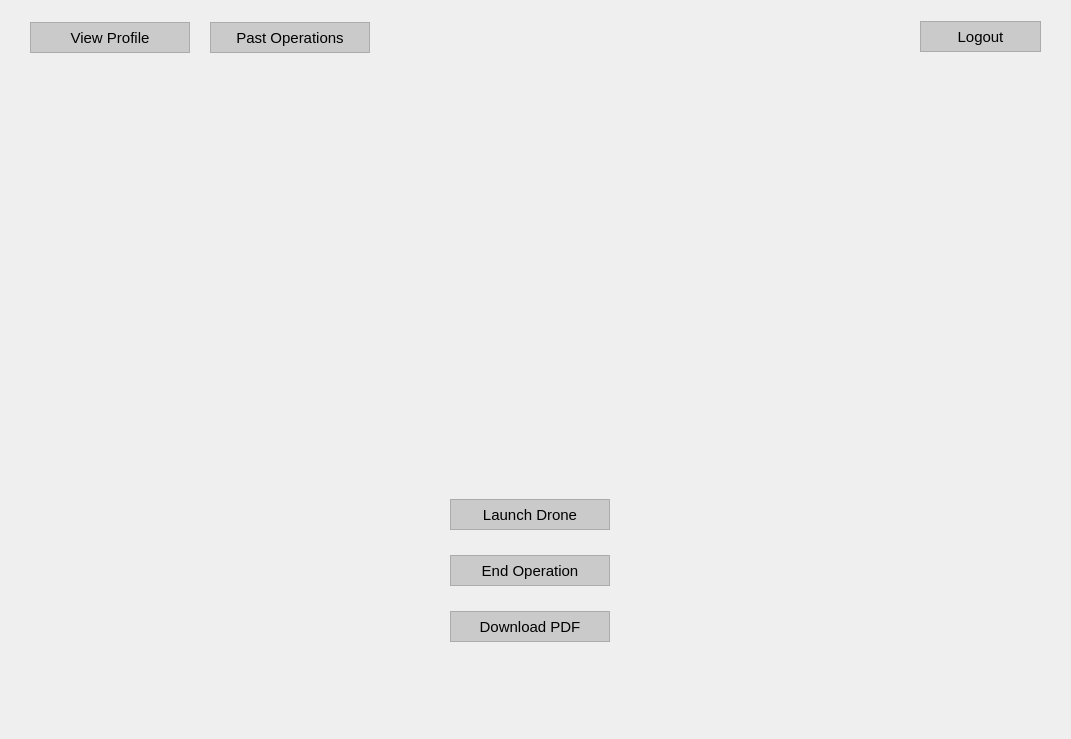
Above: Gui/Pilot/Homepage/Homepage.ui from whitePenumbra/SARdrone before the change. Below: the same form after it.
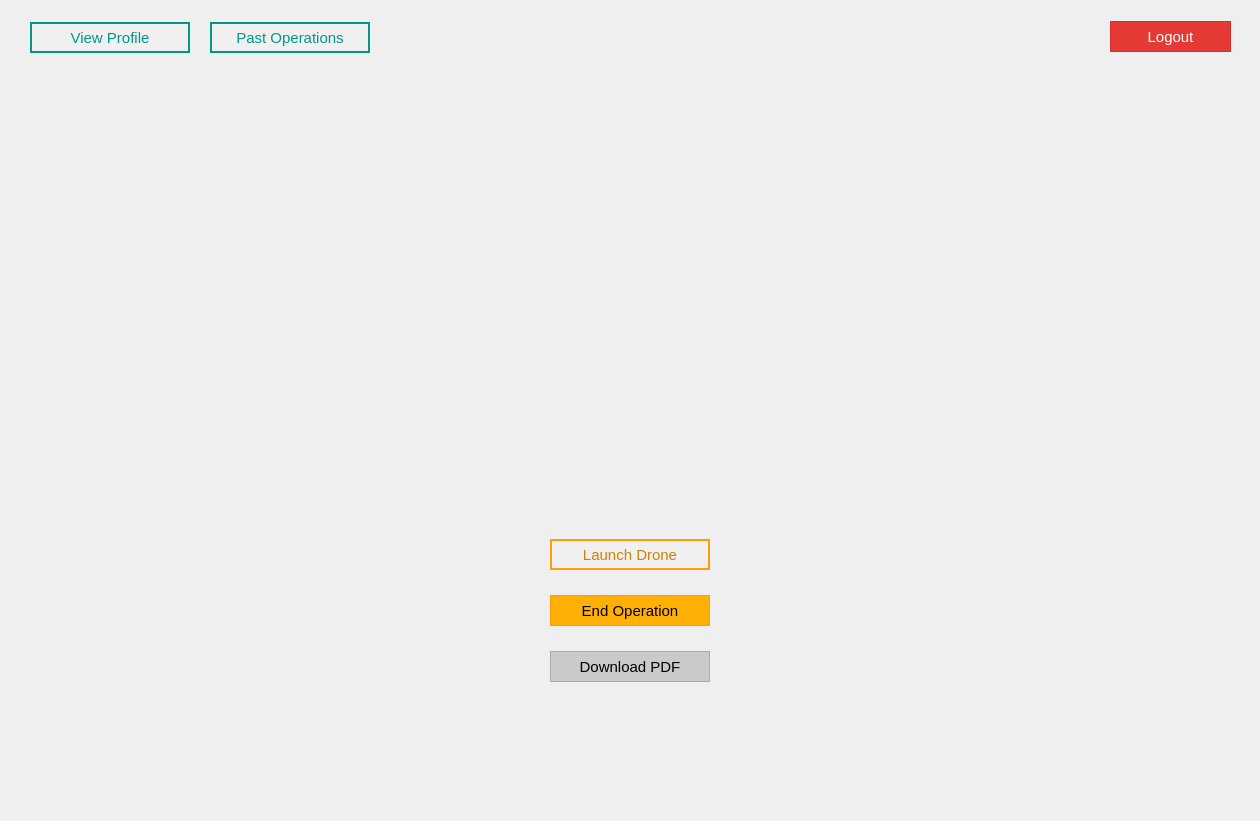
That is the form after the change. Icons and pictures are not drawn.

Commit message: changed window dimension

The edit to the form file:
```diff
--- a/Gui/Pilot/Homepage/Homepage.ui
+++ b/Gui/Pilot/Homepage/Homepage.ui
@@ -6,20 +6,20 @@
    <rect>
     <x>0</x>
     <y>0</y>
-    <width>1071</width>
-    <height>739</height>
+    <width>1260</width>
+    <height>821</height>
    </rect>
   </property>
   <property name="minimumSize">
    <size>
-    <width>1071</width>
-    <height>739</height>
+    <width>1260</width>
+    <height>821</height>
    </size>
   </property>
   <property name="maximumSize">
    <size>
-    <width>1071</width>
-    <height>739</height>
+    <width>1260</width>
+    <height>821</height>
    </size>
   </property>
   <property name="windowTitle">
@@ -33,7 +33,7 @@
    <widget class="QWidget" name="layoutWidget">
     <property name="geometry">
      <rect>
-      <x>680</x>
+      <x>870</x>
       <y>20</y>
       <width>361</width>
       <height>33</height>
@@ -81,9 +81,9 @@
        </property>
        <property name="styleSheet">
         <string notr="true">QPushButton {
-color: rgb(0, 0, 0);
-	background-color: rgb(202, 202, 202);
-border: 1.2px solid #ABABAB;
+color: rgb(255, 255, 255);
+background-color: #E53935;
+border: 1.2px solid #D32F2F;
 outline: none;}
 
 QPushButton:hover{
@@ -98,10 +98,7 @@
 background-color: rgb(129, 129, 129);
 outline: none;
 border: none;
-}
-
-
-</string>
+}</string>
        </property>
        <property name="text">
         <string>Logout</string>
@@ -139,27 +136,26 @@
     </property>
     <property name="styleSheet">
      <string notr="true">QPushButton {
-color: rgb(0, 0, 0);
-	background-color: rgb(202, 202, 202);
-border: 1.2px solid #ABABAB;
+color: #009688;
+background-color: rgb(240, 240, 240);
+border: 2px solid #009688;
 outline: none;}
-
+                
 QPushButton:hover{
 color: rgb(255, 255, 255);
 background-color: rgb(171, 171, 171);
 outline: none;
 border: none;
 }
-
+                
 QPushButton:pressed{
 color: rgb(255, 255, 255);
 background-color: rgb(129, 129, 129);
 outline: none;
 border: none;
 }
-
-
-</string>
+                
+                </string>
     </property>
     <property name="text">
      <string>View Profile</string>
@@ -194,27 +190,26 @@
     </property>
     <property name="styleSheet">
      <string notr="true">QPushButton {
-color: rgb(0, 0, 0);
-	background-color: rgb(202, 202, 202);
-border: 1.2px solid #ABABAB;
+color: #009688;
+background-color: rgb(240, 240, 240);
+border: 2px solid #009688;
 outline: none;}
-
+                
 QPushButton:hover{
 color: rgb(255, 255, 255);
 background-color: rgb(171, 171, 171);
 outline: none;
 border: none;
 }
-
+                
 QPushButton:pressed{
 color: rgb(255, 255, 255);
 background-color: rgb(129, 129, 129);
 outline: none;
 border: none;
 }
-
-
-</string>
+                
+                </string>
     </property>
     <property name="text">
      <string>Past Operations</string>
@@ -225,7 +220,7 @@
      <rect>
       <x>30</x>
       <y>80</y>
-      <width>1011</width>
+      <width>1201</width>
       <height>341</height>
      </rect>
     </property>
@@ -233,10 +228,10 @@
    <widget class="QWidget" name="droneConsole" native="true">
     <property name="geometry">
      <rect>
-      <x>640</x>
+      <x>750</x>
       <y>430</y>
-      <width>401</width>
-      <height>291</height>
+      <width>481</width>
+      <height>371</height>
      </rect>
     </property>
    </widget>
@@ -245,16 +240,16 @@
      <rect>
       <x>30</x>
       <y>430</y>
-      <width>401</width>
-      <height>291</height>
+      <width>481</width>
+      <height>371</height>
      </rect>
     </property>
    </widget>
-   <widget class="QWidget" name="">
+   <widget class="QWidget" name="layoutWidget">
     <property name="geometry">
      <rect>
-      <x>450</x>
-      <y>480</y>
+      <x>550</x>
+      <y>520</y>
       <width>162</width>
       <height>181</height>
      </rect>
@@ -282,9 +277,9 @@
        </property>
        <property name="styleSheet">
         <string notr="true">QPushButton {
-color: rgb(0, 0, 0);
-	background-color: rgb(202, 202, 202);
-border: 1.2px solid #ABABAB;
+color: rgb(212, 128, 0);
+background-color: rgb(240, 240, 240);
+border: 2px solid #FF9D07;
 outline: none;}
 
 QPushButton:hover{
@@ -331,10 +326,10 @@
        </property>
        <property name="styleSheet">
         <string notr="true">QPushButton {
-color: rgb(0, 0, 0);
-	background-color: rgb(202, 202, 202);
-border: 1.2px solid #ABABAB;
-outline: none;}
+background-color: rgb(255, 176, 6);
+border: 1.2px solid #ff9d07;
+outline: none;
+}
 
 QPushButton:hover{
 color: rgb(255, 255, 255);
@@ -348,10 +343,7 @@
 background-color: rgb(129, 129, 129);
 outline: none;
 border: none;
-}
-
-
-</string>
+}</string>
        </property>
        <property name="text">
         <string>End Operation</string>
```
Left out of the diff: 26 changed lines with no effect on the pictures. The commit also changes 1 other file.
